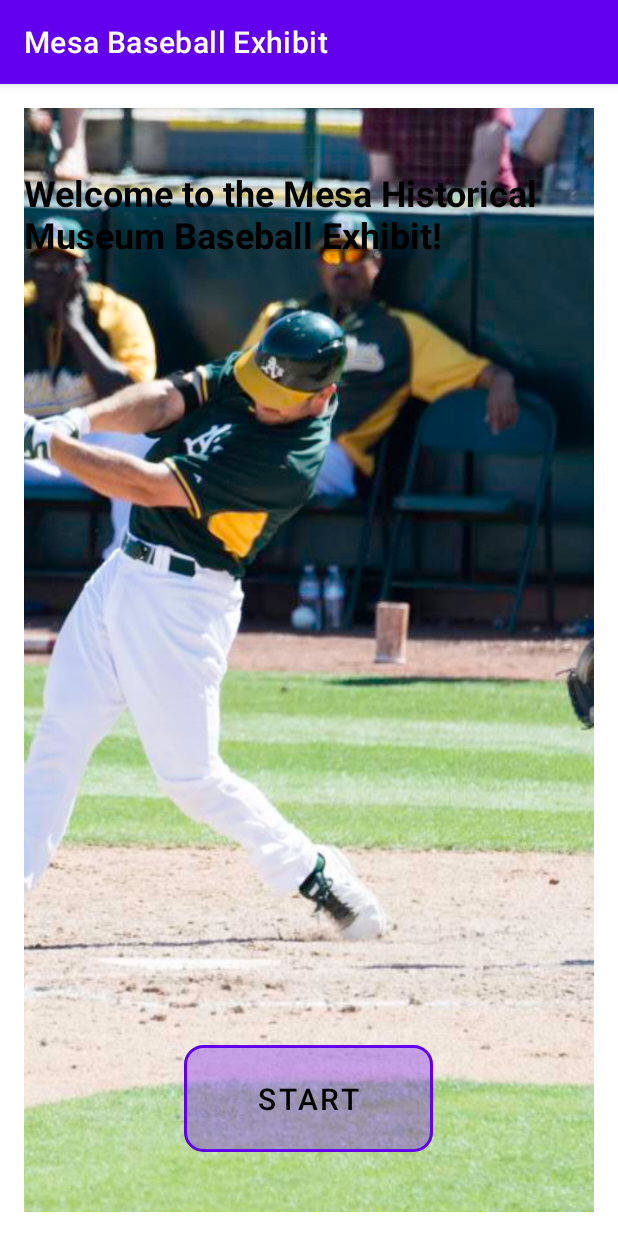
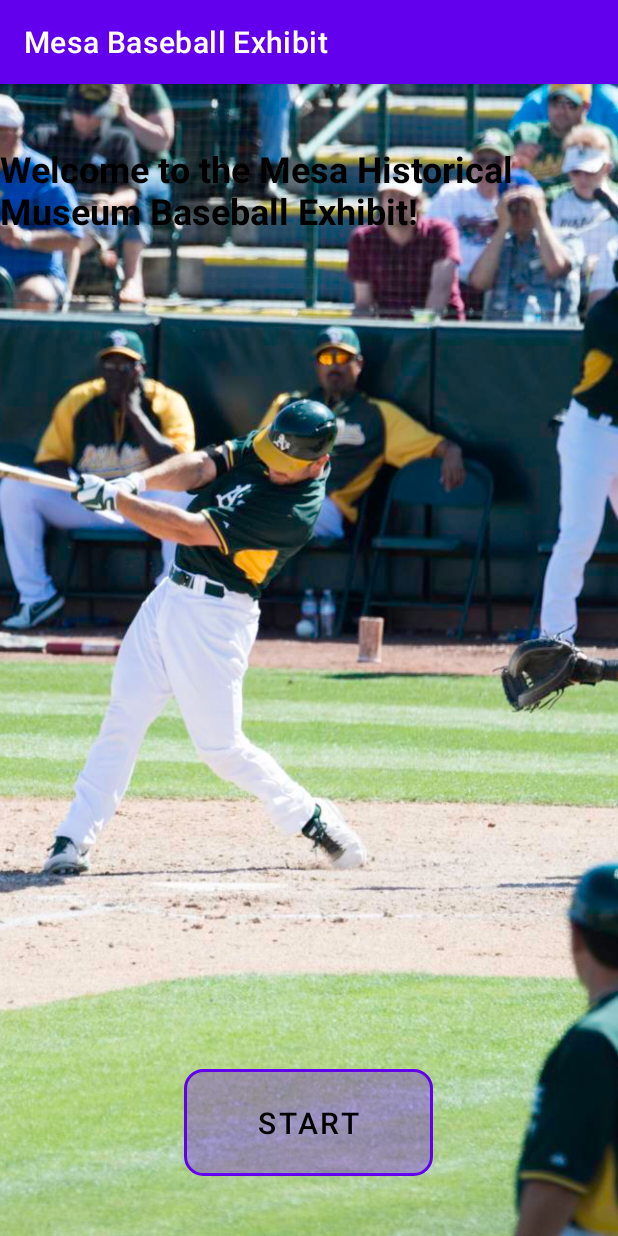
Before and after one commit to Zaid-Taiyab/Mesa-Baseball-Exhibit, an Android app: the screen it shows after launch (WelcomeActivity), on a phone screen of 412 x 824 dp. Run offline under Robolectric (Android 15) with nearby library versions, the phone set to English and light mode, and no system bars.

Commit message:
Update activity_welcome.xml
Changed padding and reversed scaling

```diff
--- a/app/src/main/res/layout/activity_welcome.xml
+++ b/app/src/main/res/layout/activity_welcome.xml
@@ -1,7 +1,7 @@
 <RelativeLayout xmlns:android="http://schemas.android.com/apk/res/android"
     android:layout_width="match_parent"
     android:layout_height="match_parent"
-    android:padding="16dp">
+    android:padding="0dp">
 
     <!-- Background Image -->
     <ImageView
@@ -10,8 +10,6 @@
         android:layout_height="match_parent"
         android:src="@drawable/flickrcomphotoskatie_moore13182392555"
         android:scaleType="centerCrop"
-        android:scaleX="1.4"
-        android:scaleY="1.4"
         android:contentDescription="@string/background_image_desc" />
 
     <!-- Title of the welcome screen -->
```
